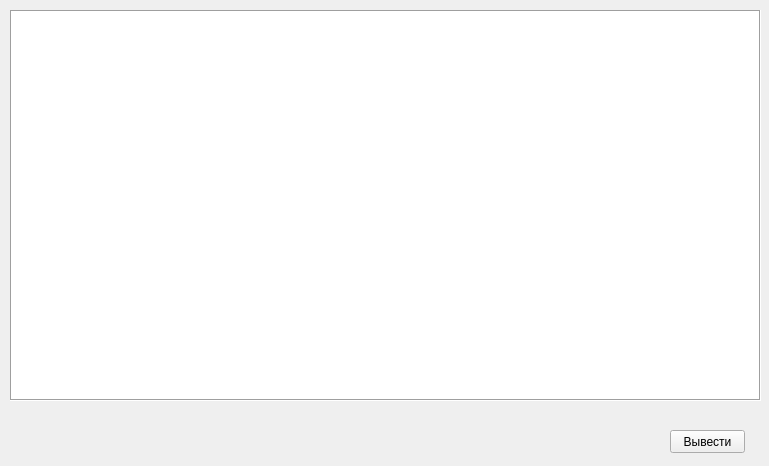
Qt form dbviewwin.ui (JonyN5/Engine-Design-Photos) before a commit.
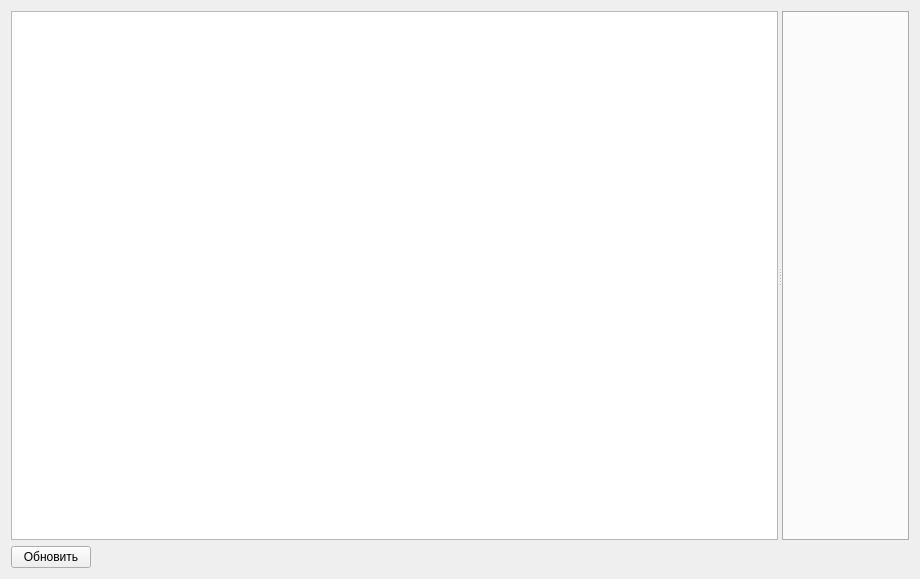
The same form after that commit.

Commit message: Insert is done, begin make view 80%

Patch:
```diff
--- a/dbviewwin.ui
+++ b/dbviewwin.ui
@@ -6,86 +6,74 @@
    <rect>
     <x>0</x>
     <y>0</y>
-    <width>769</width>
-    <height>466</height>
+    <width>920</width>
+    <height>579</height>
    </rect>
   </property>
   <property name="windowTitle">
    <string>Form</string>
   </property>
-  <widget class="QTreeWidget" name="lw_view">
-   <property name="geometry">
-    <rect>
-     <x>10</x>
-     <y>10</y>
-     <width>751</width>
-     <height>391</height>
-    </rect>
-   </property>
-   <property name="minimumSize">
-    <size>
-     <width>751</width>
-     <height>391</height>
-    </size>
-   </property>
+  <layout class="QGridLayout" name="gridLayout" rowstretch="1,0" rowminimumheight="0,0">
+   <item row="0" column="0">
+    <widget class="QSplitter" name="splitter">
+     <property name="orientation">
+      <enum>Qt::Horizontal</enum>
+     </property>
+     <widget class="QTreeView" name="tr_view">
    <property name="focusPolicy">
     <enum>Qt::TabFocus</enum>
    </property>
-   <property name="frameShape">
-    <enum>QFrame::Box</enum>
-   </property>
-   <property name="lineWidth">
-    <number>1</number>
-   </property>
-   <property name="editTriggers">
-    <set>QAbstractItemView::NoEditTriggers</set>
-   </property>
-   <property name="selectionMode">
-    <enum>QAbstractItemView::MultiSelection</enum>
-   </property>
-   <property name="selectionBehavior">
-    <enum>QAbstractItemView::SelectItems</enum>
-   </property>
-   <property name="iconSize">
+      <property name="whatsThis">
+       <string>&lt;html&gt;&lt;head/&gt;&lt;body&gt;&lt;p&gt;&lt;br/&gt;&lt;/p&gt;&lt;/body&gt;&lt;/html&gt;</string>
+      </property>
+     </widget>
+     <widget class="QTabWidget" name="tabWidget">
+      <property name="sizePolicy">
+       <sizepolicy hsizetype="Expanding" vsizetype="Expanding">
+        <horstretch>0</horstretch>
+        <verstretch>0</verstretch>
+       </sizepolicy>
+      </property>
+      <property name="sizeIncrement">
     <size>
-     <width>200</width>
-     <height>100</height>
-    </size>
-   </property>
-   <property name="verticalScrollMode">
-    <enum>QAbstractItemView::ScrollPerItem</enum>
-   </property>
-   <property name="rootIsDecorated">
-    <bool>true</bool>
-   </property>
-   <property name="itemsExpandable">
-    <bool>true</bool>
-   </property>
-   <property name="headerHidden">
-    <bool>true</bool>
-   </property>
-   <column>
-    <property name="text">
-     <string>Новый столбец</string>
-    </property>
-    <property name="textAlignment">
-     <set>AlignCenter</set>
-    </property>
-   </column>
-  </widget>
+        <width>0</width>
+        <height>0</height>
+       </size>
+      </property>
+      <property name="tabPosition">
+       <enum>QTabWidget::South</enum>
+      </property>
+      <property name="currentIndex">
+       <number>-1</number>
+      </property>
+     </widget>
+    </widget>
+   </item>
+   <item row="1" column="0">
+    <layout class="QHBoxLayout" name="horizontalLayout" stretch="0,0">
+     <item>
   <widget class="QPushButton" name="pb_GetBase">
-   <property name="geometry">
-    <rect>
-     <x>670</x>
-     <y>430</y>
-     <width>75</width>
-     <height>23</height>
-    </rect>
-   </property>
    <property name="text">
-    <string>Вывести</string>
-   </property>
-  </widget>
+        <string>Обновить</string>
+       </property>
+      </widget>
+     </item>
+     <item>
+      <spacer name="horizontalSpacer">
+       <property name="orientation">
+        <enum>Qt::Horizontal</enum>
+       </property>
+       <property name="sizeHint" stdset="0">
+        <size>
+         <width>40</width>
+         <height>20</height>
+        </size>
+       </property>
+      </spacer>
+     </item>
+    </layout>
+   </item>
+  </layout>
  </widget>
  <resources/>
  <connections/>
```
Lines whose indentation alone changed are shown as unchanged. The commit also changes 13 other files.
